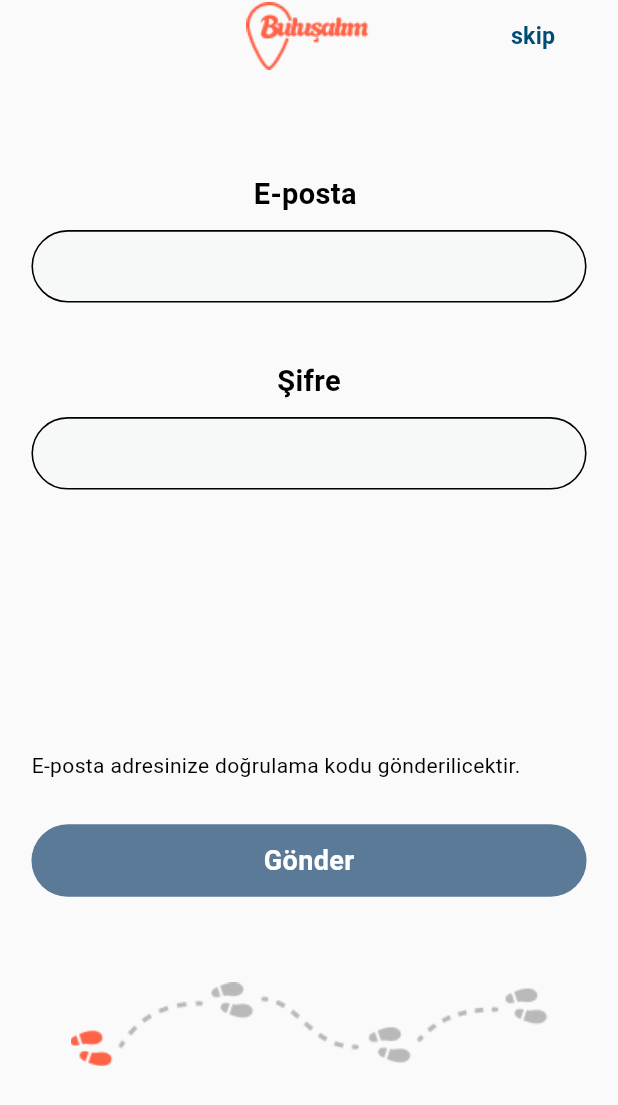
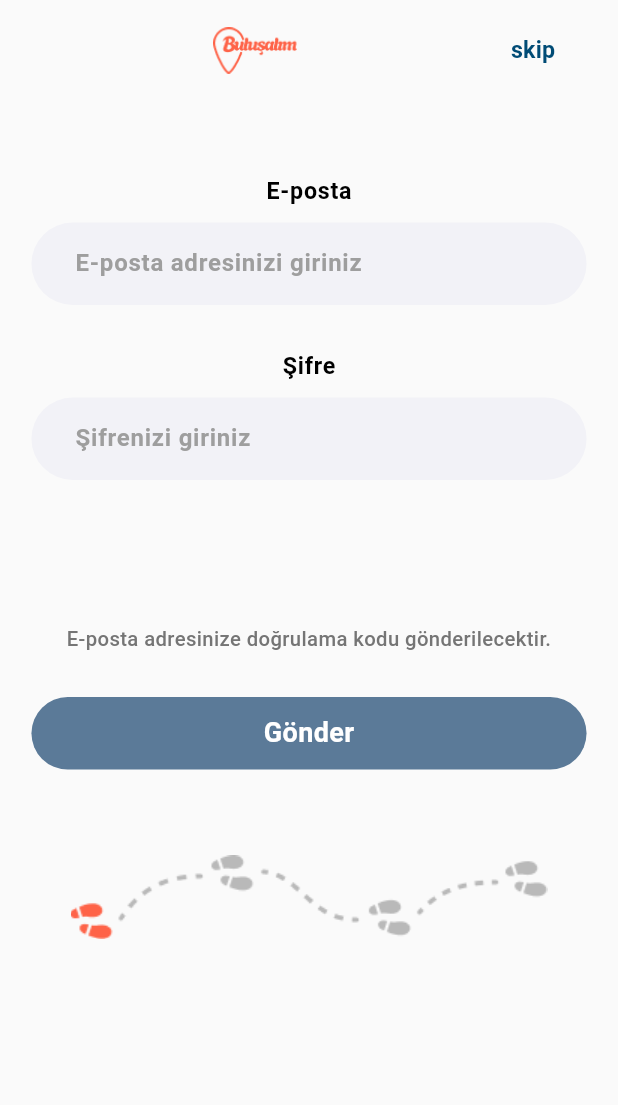
Before and after one commit to umutyunusoglu/bulusalim_frontend, a Flutter app: the LoginScreen screen opened by its route, on a phone screen of 412 x 824 dp. Shown: the top 1105 px of the screen. Run offline on Flutter 3.47's test engine with Material 3 defaults, Android fonts, the phone set to English and light mode, and no system bars; our stand-ins replace cloud_firestore, equatable, firebase_auth, firebase_core, firebase_remote_config, firebase_storage and 5 more; missing offline and left inert: firebase_app_check; accounts and stored records are empty; generated files the repository leaves out were written again; Roboto replaces fonts that are missing (Urbanist).

Commit message:
constant silindi

```diff
--- a/lib/components/skip_button.dart
+++ b/lib/components/skip_button.dart
@@ -16,8 +16,6 @@ class SkipButton extends StatelessWidget {
   @override
   Widget build(BuildContext context) {
     final theme = Theme.of(context);
-    // Eğer dışarıdan renk verilmezse, AppThemeden
-    // 'tertiary' (Deep Blue - #004B75) rengini kullanır.
     final effectiveColor = color ?? theme.colorScheme.tertiary;
 
     return TextButton(
--- a/lib/components/text_input.dart
+++ b/lib/components/text_input.dart
@@ -1,57 +1,124 @@
-import 'package:bulusalim/core/constants/constant.dart';
 import 'package:flutter/material.dart';
 import 'package:flutter_screenutil/flutter_screenutil.dart';
 
 class TextInput extends StatelessWidget {
   const TextInput({
     super.key,
+    this.controller,
+    this.hintText,
+    this.title,
     this.iconData,
-    this.hintText,
-    this.obsecureText = false,
-    this.controller,
+    this.obscureText = false,
+    this.keyboardType,
+    this.textInputAction,
+    this.validator,
+    this.onFieldSubmitted,
   });
+
+  final TextEditingController? controller;
+  final String? hintText;
+  final String? title;
   final IconData? iconData;
-  final String? hintText;
-  final bool obsecureText;
-  final TextEditingController? controller;
+  final bool obscureText;
+  final TextInputType? keyboardType;
+  final TextInputAction? textInputAction;
+  final String? Function(String?)? validator;
+  final void Function(String)? onFieldSubmitted;
 
   @override
   Widget build(BuildContext context) {
-    return TextField(
+    final theme = Theme.of(context);
+    final colorScheme = theme.colorScheme;
+
+    // Tema rengi yoksa varsayılan açık gri kullanılır (Görseldeki gibi)
+    final fillColor =
+        theme.inputDecorationTheme.fillColor ?? Colors.grey.shade100;
+
+    // Border Helper: İstenilen duruma göre border oluşturur
+    // isVisible: false ise kenarlık çizgisini yok eder (Sadece radius kalır)
+    OutlineInputBorder getBorder({Color? color, bool isVisible = false}) {
+      return OutlineInputBorder(
+        borderRadius: BorderRadius.circular(40.r),
+        borderSide: isVisible
+            ? BorderSide(color: color ?? colorScheme.primary, width: 1.5)
+            : BorderSide.none,
+      );
+    }
+
+    return Column(
+      crossAxisAlignment: CrossAxisAlignment.center,
+      children: [
+        if (title != null) ...[
+          Text(
+            title!,
+            style: theme.textTheme.titleMedium?.copyWith(
+              fontWeight: FontWeight.bold,
+              color: colorScheme.onSurface,
+            ),
+          ),
+          SizedBox(height: 8.h), // Başlık ile input arası boşluk
+        ],
+
+        // --- INPUT ALANI ---
+        TextFormField(
           controller: controller,
-      obscureText: obsecureText,
-      style: kLoginTextStyle.copyWith(fontWeight: FontWeight.bold),
+          obscureText: obscureText,
+          validator: validator,
+          keyboardType: keyboardType,
+          textInputAction: textInputAction,
+          onFieldSubmitted: onFieldSubmitted,
+
+          style: theme.textTheme.bodyLarge?.copyWith(
+            fontWeight: FontWeight.w600,
+          ),
+
           decoration: InputDecoration(
+            filled: true,
+            fillColor: fillColor,
+            hintText: hintText,
+            hintStyle: TextStyle(color: Colors.grey.shade500),
+
+            contentPadding: EdgeInsets.symmetric(
+              vertical: 16.h,
+              horizontal: 24.w,
+            ),
+
+            // İkon varsa sol tarafa ekler
             prefixIcon: iconData != null
-            ? Icon(
-                iconData,
-                color: Colors.black,
+                ? Padding(
+                    padding: EdgeInsets.only(left: 12.w, right: 8.w),
+                    child: Icon(iconData, size: 22.sp),
                   )
                 : null,
-        hintText: hintText,
-        hintStyle: kLoginTextStyle.copyWith(color: Colors.black),
-        filled: true,
-        fillColor: const Color(0xFFF7F8F8),
-        contentPadding: EdgeInsets.symmetric(vertical: 10.h, horizontal: 15.w),
-        border: OutlineInputBorder(
-          borderRadius: BorderRadius.circular(40.r),
-          borderSide: BorderSide(
-            width: 1.w,
+            prefixIconColor: colorScheme.primary,
+
+            // --- BORDER AYARLARI ---
+
+            // 1. Normal Durum (Enabled): Çizgi YOK, sadece dolgu ve radius var.
+            enabledBorder: getBorder(isVisible: false),
+
+            // 2. Odaklanma (Focus): Temanın renginde çizgi VAR.
+            focusedBorder: getBorder(
+              color:
+                  theme.inputDecorationTheme.focusedBorder?.borderSide.color ??
+                  colorScheme.primary,
+              isVisible: true,
             ),
+
+            // 3. Hata Durumu (Error): Kırmızı çizgi VAR.
+            errorBorder: getBorder(
+              color: colorScheme.error,
+              isVisible: true,
             ),
-        enabledBorder: OutlineInputBorder(
-          borderRadius: BorderRadius.circular(40.r),
-          borderSide: BorderSide(
-            width: 1.w,
-          ),
-        ),
-        focusedBorder: OutlineInputBorder(
-          borderRadius: BorderRadius.circular(40.r),
-          borderSide: BorderSide(
-            width: 1.w,
+
+            // 4. Odaklanmış Hata: Kalın kırmızı çizgi VAR.
+            focusedErrorBorder: getBorder(
+              color: colorScheme.error,
+              isVisible: true,
             ),
           ),
         ),
+      ],
     );
   }
 }
--- a/lib/core/constants/constant.dart
+++ /dev/null
@@ -1,29 +0,0 @@
-import 'package:flutter/material.dart';
-import 'package:flutter_screenutil/flutter_screenutil.dart';
-
-const kButtonBackgroundColor = Color(0XFF5B7A98);
-
-TextStyle kLoginTextStyle = TextStyle(
-  fontFamily: 'Urbanist',
-  color: Colors.black,
-  fontSize: 20.sp,
-  fontWeight: FontWeight.w600,
-);
-
-TextStyle kSkipButtonText = TextStyle(
-  fontSize: 15.sp,
-  fontWeight: FontWeight.w500,
-  color: const Color(0xFF25396F),
-);
-
-const kBlueColor = Color(0xFF25396F);
-
-// InfoIconText için standart stil
-final kInfoIconTextStyle = TextStyle(
-  color: Colors.white,
-  fontSize: 10.sp,
-  fontWeight: FontWeight.w600,
-);
-
-// Etiketlerin (Categories) kenar rengi
-const kTagBorderColor = Color(0xFFFCAD9F);
--- a/lib/screens/login/login_screen.dart
+++ b/lib/screens/login/login_screen.dart
@@ -1,7 +1,7 @@
 import 'package:bulusalim/components/login_button.dart';
 import 'package:bulusalim/components/skip_button.dart';
 import 'package:bulusalim/components/text_input.dart';
-import 'package:bulusalim/core/constants/constant.dart';
+import 'package:bulusalim/core/constants/theme/color_themes.dart';
 import 'package:bulusalim/screens/bottomnav_screen.dart';
 import 'package:flutter/material.dart';
 import 'package:flutter_screenutil/flutter_screenutil.dart';
@@ -11,33 +11,46 @@ class LoginScreen extends StatelessWidget {
 
   @override
   Widget build(BuildContext context) {
+    // TEMA BAĞLANTISI
+    final theme = Theme.of(context);
+    final primaryColor = theme.colorScheme.primary; // Turuncu
+
     return GestureDetector(
       onTap: () {
+        // Klavyeyi kapatmak için
         final currentFocus = FocusScope.of(context);
         if (!currentFocus.hasPrimaryFocus) {
           currentFocus.unfocus();
         }
       },
       child: Scaffold(
-        //backgroundColor: Colors.white,
+        // Arka plan rengi temadan gelir (Genelde Beyaz)
+        backgroundColor: theme.scaffoldBackgroundColor,
         body: SafeArea(
+          child: SingleChildScrollView(
+            // Taşma riskine karşı scroll eklendi
             child: Padding(
               padding: EdgeInsets.symmetric(horizontal: 20.w),
               child: Column(
                 crossAxisAlignment: CrossAxisAlignment.start,
                 children: [
+                  // --- ÜST KISIM (Logo ve Skip) ---
+                  SizedBox(height: 10.h),
                   Row(
-                  mainAxisAlignment: MainAxisAlignment.end,
+                    mainAxisAlignment: MainAxisAlignment.spaceBetween,
                     children: [
-                    // bulusalim logosu
+                      // Logo (Sola yaslı değilse Spacer ile itebiliriz ama görselde sağda skip var)
+                      // Mevcut koda sadık kalarak, logonun konumunu koruyoruz.
+                      const Spacer(),
+
                       Image.asset(
                         'assets/bulusalim.png',
+                        height: 32.h,
                       ),
-                    SizedBox(
-                      width: 70.w,
-                    ),
+
+                      const Spacer(),
+
                       SkipButton(
-                      //onTap: () => Navigator.pushNamed(context, '/home'),
                         onTap: () {
                           Navigator.pushReplacement(
                             context,
@@ -47,61 +60,99 @@ class LoginScreen extends StatelessWidget {
                           );
                         },
                         text: 'skip',
+                        // Renk otomatik olarak AppTheme.tertiary (#004B75) alır
                       ),
                     ],
                   ),
 
-                SizedBox(height: 70.h),
+                  SizedBox(height: 60.h),
+
+                  // --- E-POSTA ALANI ---
                   Center(
                     child: Text(
-                    'E-posta ',
-                    style: kLoginTextStyle,
+                      'E-posta',
+                      style: theme.textTheme.bodyLarge?.copyWith(
+                        fontFamily: 'Urbanist',
+                        fontWeight: FontWeight.bold,
+                        fontSize: 16.sp,
+                        color: Colors.black, // Başlıklar net Siyah
+                      ),
                     ),
                   ),
                   SizedBox(height: 10.h),
+                  const TextInput(
+                    hintText: 'E-posta adresinizi giriniz',
+                    keyboardType: TextInputType.emailAddress,
+                  ),
 
-                // E-posta ve Şifre Alanları
-                const TextInput(),
-                SizedBox(height: 40.h),
+                  SizedBox(height: 30.h),
+
+                  // --- ŞİFRE ALANI ---
                   Center(
                     child: Text(
                       'Şifre',
-                    style: kLoginTextStyle,
+                      style: theme.textTheme.bodyLarge?.copyWith(
+                        fontFamily: 'Urbanist',
+                        fontWeight: FontWeight.bold,
+                        fontSize: 16.sp,
+                        color: Colors.black,
+                      ),
                     ),
                   ),
                   SizedBox(height: 10.h),
-                const TextInput(),
-                SizedBox(height: 180.h),
-                Text(
-                  'E-posta adresinize doğrulama kodu gönderilicektir.',
-                  style: kLoginTextStyle.copyWith(
-                    fontSize: 14,
-                    fontWeight: FontWeight.w400,
-                    color: Colors.black,
+                  const TextInput(
+                    hintText: 'Şifrenizi giriniz',
+                    obscureText: true,
+                  ),
+
+                  SizedBox(height: 100.h),
+
+                  // --- BİLGİLENDİRME METNİ ---
+                  Center(
+                    child: Text(
+                      'E-posta adresinize doğrulama kodu gönderilecektir.',
+                      textAlign: TextAlign.center,
+                      style: theme.textTheme.bodyMedium?.copyWith(
+                        fontFamily: 'Urbanist',
+                        fontSize: 14.sp,
+                        fontWeight: FontWeight.w500,
+                        color: Colors.grey.shade600, // Daha yumuşak gri
                       ),
                     ),
+                  ),
+
                   SizedBox(height: 30.h),
-                //Send Button
+
+                  // --- GÖNDER BUTONU ---
+                  // LoginButton veya CustomButton kullanabilirsin.
+                  // Burada LoginButton'a renkleri manuel geçerek özelleştiriyoruz.
                   LoginButton(
                     label: 'Gönder',
                     onPress: () {
-                    Navigator.pushNamed(context, '/sign_in');
+                      // Navigator.pushNamed(context, '/sign_in'); // Akışa göre değişir
                     },
                     height: 50.h,
                     borderWidth: 0,
                     borderRadius: 40,
                     width: double.infinity,
-                  backgroundColor: kButtonBackgroundColor,
+                    // DİNAMİK RENKLER:
+                    backgroundColor: AppColors.secondaryColor,
                     textColor: Colors.white,
                     borderColor: Colors.transparent,
                   ),
+
                   SizedBox(height: 40.h),
                   Image.asset(
                     'assets/group1.png',
                     width: double.infinity,
                     height: 96.h,
+                    errorBuilder: (context, error, stackTrace) =>
+                        const SizedBox.shrink(),
                   ),
+
+                  SizedBox(height: 20.h),
                 ],
+              ),
             ),
           ),
         ),
--- a/lib/screens/map/map_page.dart
+++ b/lib/screens/map/map_page.dart
@@ -1,6 +1,5 @@
 import 'package:bulusalim/components/custom_tab_bar.dart';
 import 'package:bulusalim/components/header.dart';
-import 'package:bulusalim/core/constants/constant.dart';
 import 'package:bulusalim/core/utils/logging/logging_service.dart';
 import 'package:bulusalim/domain/repositories/post_repository.dart';
 import 'package:flutter/material.dart';
@@ -38,7 +37,7 @@ class _HomePageState extends State<MapPage> {
                 title: Image.asset('assets/bulusalim.png', height: 40.h),
                 trailing: Icon(
                   Icons.notifications_none_outlined,
-                  color: kBlueColor,
+                  color: Theme.of(context).colorScheme.secondary,
                   size: 25.sp,
                 ),
               ),
```
Also changed, not shown: lib/screens/home/eventcomponents/overlay_tag_chip.dart (+19 -9 lines), lib/screens/home/home_page.dart (+39 -20 lines), lib/screens/home/post components/content_tag_chip.dart (+15 -5 lines). Lines whose indentation alone changed are shown as unchanged.
